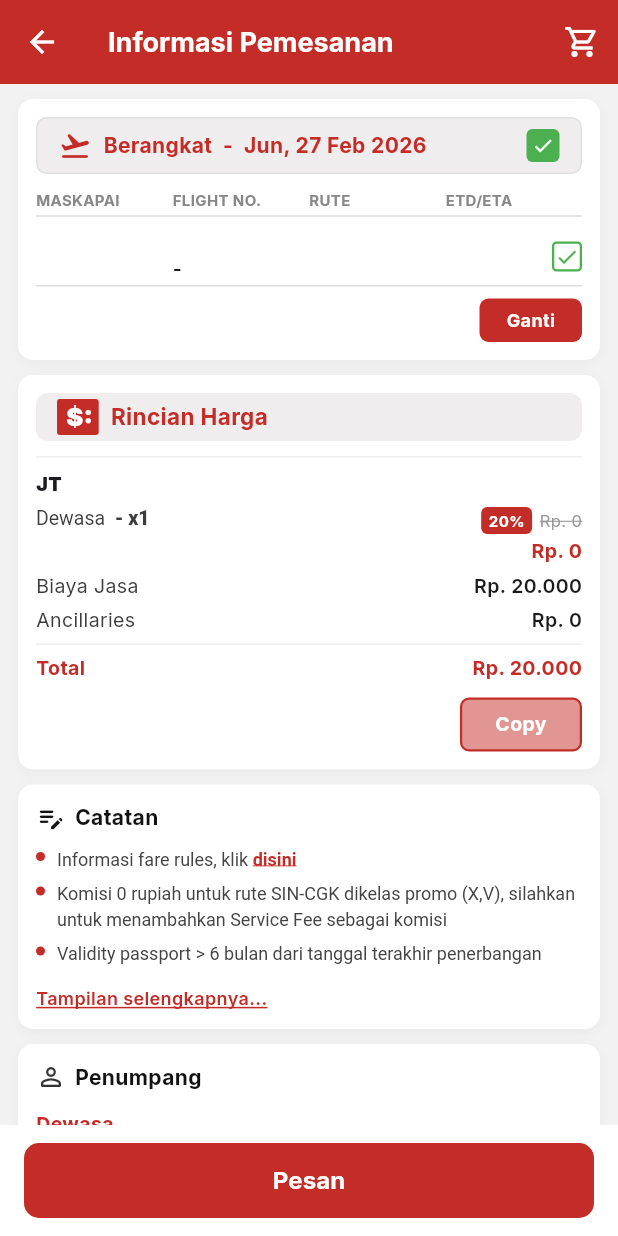
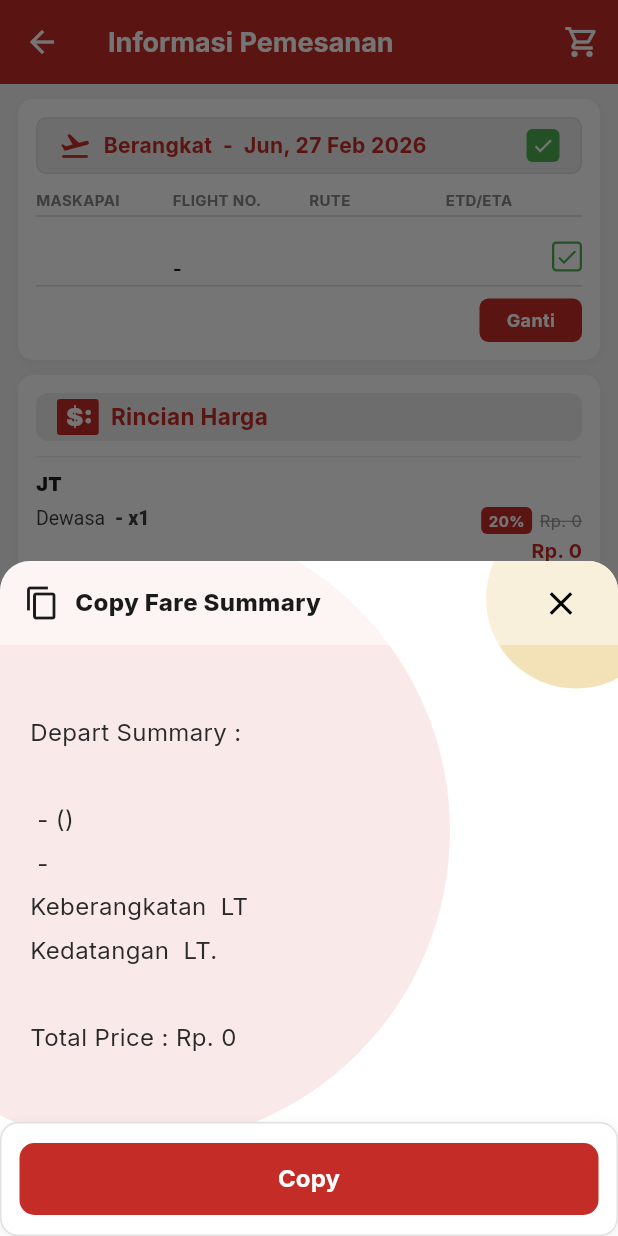
Before and after one commit to AndrianPutra14/tickettv, a Flutter app: the InformasiPemesananScreen screen opened directly with empty values, after a tap on "Copy", on a phone screen of 412 x 824 dp. Run offline on Flutter 3.47's test engine with Material 3 defaults, Android fonts, the phone set to English and light mode, and no system bars; our stand-ins replace google_fonts.

Commit message:
copy fare

```diff
--- a/lib/screens/user/informasi_pemesanan_screen.dart
+++ b/lib/screens/user/informasi_pemesanan_screen.dart
@@ -1,10 +1,13 @@
+import 'package:file_picker/file_picker.dart';
 import 'package:flutter/gestures.dart';
 import 'package:flutter/material.dart';
+import 'package:project1/screens/user/flight_results_page.dart';
 import 'package:project1/screens/user/widgets/atur_kursi.dart';
 // import 'user/widgets/atur_kursi.dart';
 import 'widgets/flight_models.dart';
 import 'widgets/asuransi_sheet.dart' as sheet;
 import 'widgets/info_persetujuan_sheet.dart';
+import 'widgets/component/copy_fare_summary.dart';
 
 class InformasiPemesananScreen extends StatefulWidget {
   final FareModel fare;
@@ -51,7 +54,7 @@ class _InformasiPemesananScreenState extends State<InformasiPemesananScreen> {
 
   String _selectedTitle = 'Tn';
   String _selectedNegara = 'Indonesia';
-
+  String? fileName;
   double get _totalPrice => widget.fare.price * 1000;
 
   String _fmtRp(double value) {
@@ -313,7 +316,14 @@ class _InformasiPemesananScreenState extends State<InformasiPemesananScreen> {
           Align(
             alignment: Alignment.centerRight,
             child: GestureDetector(
-              onTap: () {},
+              onTap: () {
+                Navigator.push(
+                  context,
+                  MaterialPageRoute(
+                    builder: (context) => const FlightResultsPage(),
+                  ),
+                );
+              },
               child: Container(
                 padding:
                     const EdgeInsets.symmetric(horizontal: 18, vertical: 6),
@@ -470,7 +480,18 @@ class _InformasiPemesananScreenState extends State<InformasiPemesananScreen> {
           Align(
             alignment: Alignment.centerRight,
             child: GestureDetector(
-              onTap: () {},
+              onTap: () {
+                showModalBottomSheet(
+                  context: context,
+                  isScrollControlled: true,
+                  backgroundColor: Colors.transparent,
+                  builder: (context) => CopyFareSummarySheet(
+                    fare: widget.fare,
+                    flight: widget.flight,
+                    totalPrice: _totalPrice,
+                  ),
+                );
+              },
               child: Container(
                 padding:
                     const EdgeInsets.symmetric(horizontal: 22, vertical: 7),
@@ -479,14 +500,17 @@ class _InformasiPemesananScreenState extends State<InformasiPemesananScreen> {
                   borderRadius: BorderRadius.circular(6),
                   border: Border.all(color: kRed, width: 1.5),
                 ),
-                child: const Text('Copy',
-                    style: TextStyle(
-                        color: Colors.white,
-                        fontSize: 13,
-                        fontWeight: FontWeight.w700)),
+                child: const Text(
+                  'Copy',
+                  style: TextStyle(
+                    color: Colors.white,
+                    fontSize: 13,
+                    fontWeight: FontWeight.w700,
+                  ),
+                ),
               ),
             ),
-          ),
+          )
         ],
       ),
     );
@@ -863,6 +887,30 @@ class _InformasiPemesananScreenState extends State<InformasiPemesananScreen> {
     );
   }
 
+  Future<void> _pickFile() async {
+    FilePickerResult? result = await FilePicker.platform.pickFiles();
+
+    if (result != null) {
+      final file = result.files.single;
+
+      // 🔹 CEK LIMIT FILE 1300 KB
+      if (file.size > 1300 * 1024) {
+        ScaffoldMessenger.of(context).showSnackBar(
+          const SnackBar(
+            content: Text("Ukuran file maksimal 1300 KB"),
+          ),
+        );
+        return; // hentikan proses jika file terlalu besar
+      }
+
+      // 🔹 Jika file sesuai ukuran
+      setState(() {
+        fileName = file.name;
+        _keteranganFileController.text = fileName!;
+      });
+    }
+  }
+
   // ── Informasi Tambahan (Opsional) ─────────────────────────────────────────
   Widget _buildInformasiTambahanSection() {
     return Container(
@@ -900,9 +948,9 @@ class _InformasiPemesananScreenState extends State<InformasiPemesananScreen> {
                       color: Color(0xFFC2C1C1),
                       borderRadius: BorderRadius.all(Radius.circular(30)),
                     ),
-                    child: const Text(
-                      "Unggah Dokumen",
-                      style: TextStyle(
+                    child: Text(
+                      fileName ?? "Unggah Dokumen",
+                      style: const TextStyle(
                         fontSize: 14,
                         color: Colors.black,
                         fontWeight: FontWeight.w600,
@@ -911,7 +959,9 @@ class _InformasiPemesananScreenState extends State<InformasiPemesananScreen> {
                   ),
                 ),
                 GestureDetector(
-                  onTap: () {},
+                  onTap: () {
+                    _pickFile();
+                  },
                   child: Container(
                     padding: const EdgeInsets.symmetric(
                         horizontal: 16, vertical: 12),
@@ -949,7 +999,7 @@ class _InformasiPemesananScreenState extends State<InformasiPemesananScreen> {
                     ),
                   ),
                   TextSpan(
-                    text: ' : Ukuran maksimal file 1300 kB',
+                    text: ' : Ukuran maksimal file 1300 KB',
                     style: TextStyle(
                       fontSize: 12,
                       color: Color(0xFF3D3C3C),
--- /dev/null
+++ b/lib/screens/user/widgets/component/copy_fare_summary.dart
@@ -0,0 +1,195 @@
+import 'package:flutter/material.dart';
+import 'package:flutter/services.dart';
+import '../flight_models.dart';
+
+const Color _kRed = Color(0xFFC42D27);
+
+class CopyFareSummarySheet extends StatelessWidget {
+  final FareModel fare;
+  final FlightModel flight;
+  final double totalPrice;
+
+  const CopyFareSummarySheet({
+    super.key,
+    required this.fare,
+    required this.flight,
+    required this.totalPrice,
+  });
+
+  String _fmtRp(double value) {
+    final s = value.toStringAsFixed(0);
+    final buf = StringBuffer();
+    int count = 0;
+    for (int i = s.length - 1; i >= 0; i--) {
+      if (count > 0 && count % 3 == 0) buf.write('.');
+      buf.write(s[i]);
+      count++;
+    }
+    return buf.toString().split('').reversed.join();
+  }
+
+  String _buildSummaryText() {
+    return 'Depart Summary :\n\n'
+        '${flight.no} - ${fare.cls}(${fare.code})\n'
+        '${flight.depAp} - ${flight.arrAp}\n'
+        'Keberangkatan ${flight.dep} LT\n'
+        'Kedatangan ${flight.arr} LT.\n\n'
+        'Total Price : Rp. ${_fmtRp(totalPrice)}';
+  }
+
+  @override
+  Widget build(BuildContext context) {
+    final summaryText = _buildSummaryText();
+
+    return Container(
+      child: Column(
+        mainAxisSize: MainAxisSize.min,
+        children: [
+          Container(
+            decoration: const BoxDecoration(
+              color: Colors.white,
+              borderRadius: BorderRadius.vertical(top: Radius.circular(20)),
+            ),
+            height: 450,
+            clipBehavior: Clip.antiAlias,
+            child: Stack(
+              children: [
+                SizedBox(
+                  height: 450,
+                  child: Stack(
+                    children: [
+                      Positioned(
+                        left: -120,
+                        top: -30,
+                        child: Container(
+                          width: 420,
+                          height: 420,
+                          decoration: BoxDecoration(
+                            shape: BoxShape.circle,
+                            color: _kRed.withOpacity(0.10),
+                          ),
+                        ),
+                      ),
+                      Positioned(
+                        right: -42,
+                        top: -35,
+                        child: Container(
+                          width: 140,
+                          height: 120,
+                          decoration: const BoxDecoration(
+                            shape: BoxShape.circle,
+                            color: Color.fromARGB(255, 243, 225, 184),
+                          ),
+                        ),
+                      ),
+                      SingleChildScrollView(
+                        padding: const EdgeInsets.fromLTRB(20, 100, 20, 12),
+                        child: Align(
+                          alignment: Alignment.topLeft,
+                          child: Text(
+                            summaryText,
+                            style: const TextStyle(
+                              fontSize: 16,
+                              height: 1.8,
+                              color: Color(0xFF2A2A2A),
+                            ),
+                          ),
+                        ),
+                      ),
+                    ],
+                  ),
+                ),
+                Container(
+                  decoration: BoxDecoration(
+                    color: Colors.white.withOpacity(0.5),
+                    borderRadius:
+                        const BorderRadius.vertical(top: Radius.circular(12)),
+                  ),
+                  child: Padding(
+                    padding: const EdgeInsets.fromLTRB(16, 15, 25, 15),
+                    child: Row(
+                      mainAxisAlignment: MainAxisAlignment.end,
+                      children: [
+                        const Icon(Icons.copy_outlined,
+                            size: 24, color: Color(0xFF1A1A1A)),
+                        const SizedBox(width: 10),
+                        const Expanded(
+                          child: Text(
+                            'Copy Fare Summary',
+                            style: TextStyle(
+                              fontSize: 16,
+                              fontWeight: FontWeight.w800,
+                              color: Color(0xFF1A1A1A),
+                            ),
+                          ),
+                        ),
+                        GestureDetector(
+                          onTap: () => Navigator.pop(context),
+                          child: const Icon(Icons.close,
+                              size: 26, color: Colors.black),
+                        ),
+                      ],
+                    ),
+                  ),
+                ),
+                // ── Button Card ─────────────────────────────────
+                Positioned(
+                  bottom: 0,
+                  left: 0,
+                  right: 0,
+                  child: Container(
+                    padding: const EdgeInsets.symmetric(
+                        horizontal: 12, vertical: 13),
+                    decoration: BoxDecoration(
+                      color: Colors.white,
+                      borderRadius: BorderRadius.circular(12),
+                      border: Border.all(color: const Color(0xFFE0E0E0)),
+                      boxShadow: [
+                        BoxShadow(
+                          color: Colors.black.withOpacity(0.07),
+                          blurRadius: 8,
+                          offset: const Offset(0, 3),
+                        ),
+                      ],
+                    ),
+                    child: SizedBox(
+                      width: double.infinity,
+                      height: 48,
+                      child: ElevatedButton(
+                        onPressed: () {
+                          Clipboard.setData(ClipboardData(text: summaryText));
+                          Navigator.pop(context);
+                          ScaffoldMessenger.of(context).showSnackBar(
+                            const SnackBar(
+                              content: Text('Fare summary disalin!'),
+                              duration: Duration(seconds: 2),
+                            ),
+                          );
+                        },
+                        style: ElevatedButton.styleFrom(
+                          backgroundColor: _kRed,
+                          elevation: 0,
+                          shape: RoundedRectangleBorder(
+                            borderRadius: BorderRadius.circular(10),
+                          ),
+                        ),
+                        child: const Text(
+                          'Copy',
+                          style: TextStyle(
+                            color: Colors.white,
+                            fontWeight: FontWeight.w700,
+                            fontSize: 16,
+                          ),
+                        ),
+                      ),
+                    ),
+                  ),
+                ),
+              ],
+            ),
+          ),
+        ],
+      ),
+    );
+  }
+}
--- a/pubspec.yaml
+++ b/pubspec.yaml
@@ -33,6 +33,7 @@ dependencies:
   cupertino_icons: ^1.0.6
   google_fonts: ^8.0.2
   intl: ^0.20.2
+  file_picker: ^10.3.10
   flutter_localizations:
     sdk: flutter
 
```
Also changed, not shown: pubspec.lock, 1 other file.
